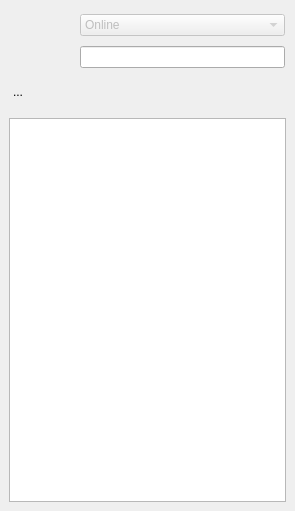
Qt form retroshare-gui/src/gui/MessengerWindow.ui (RetroShare/RetroShare) before a commit.
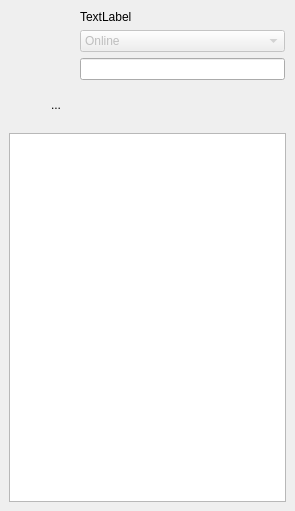
The same form after that commit. Icons and pictures are not drawn.

Commit message: added nicklabel for MessengerWindow to show own name + location

```diff
--- a/retroshare-gui/src/gui/MessengerWindow.ui
+++ b/retroshare-gui/src/gui/MessengerWindow.ui
@@ -18,7 +18,7 @@
     <normaloff>:/images/rstray3.png</normaloff>:/images/rstray3.png</iconset>
   </property>
   <widget class="QWidget" name="centralwidget">
-   <layout class="QGridLayout">
+   <layout class="QGridLayout" name="gridLayout">
     <property name="margin">
      <number>0</number>
     </property>
@@ -58,7 +58,7 @@
        <property name="spacing">
         <number>0</number>
        </property>
-       <item row="0" column="0" colspan="4">
+       <item row="0" column="0" colspan="2">
         <layout class="QGridLayout">
          <item row="0" column="0">
           <widget class="QToolButton" name="avatarButton">
@@ -103,7 +103,7 @@
            <property name="spacing">
             <number>6</number>
            </property>
-           <item row="0" column="0">
+           <item row="1" column="0">
             <widget class="QComboBox" name="statuscomboBox">
              <property name="enabled">
               <bool>false</bool>
@@ -162,54 +162,67 @@
              </item>
             </widget>
            </item>
-           <item row="1" column="0">
+           <item row="2" column="0">
             <widget class="QLineEdit" name="messagelineEdit"/>
            </item>
+           <item row="0" column="0">
+            <widget class="QLabel" name="nicklabel">
+             <property name="text">
+              <string>TextLabel</string>
+             </property>
+            </widget>
+           </item>
           </layout>
          </item>
         </layout>
        </item>
-       <item row="1" column="0">
-        <widget class="QToolButton" name="shareButton">
-         <property name="toolTip">
-          <string>Share Files for your Friends</string>
-         </property>
-         <property name="styleSheet">
-          <string notr="true"/>
-         </property>
-         <property name="text">
-          <string>...</string>
-         </property>
-         <property name="icon">
-          <iconset resource="images.qrc">
-           <normaloff>:/images/friendsfolder24.png</normaloff>:/images/friendsfolder24.png</iconset>
-         </property>
-         <property name="iconSize">
-          <size>
-           <width>24</width>
-           <height>24</height>
-          </size>
-         </property>
-         <property name="autoRaise">
-          <bool>true</bool>
-         </property>
-        </widget>
-       </item>
-       <item row="1" column="3">
-        <spacer>
-         <property name="orientation">
-          <enum>Qt::Horizontal</enum>
-         </property>
-         <property name="sizeHint" stdset="0">
-          <size>
-           <width>221</width>
-           <height>20</height>
-          </size>
-         </property>
-        </spacer>
-       </item>
-       <item row="1" column="2">
+      </layout>
+     </widget>
+    </item>
+    <item row="1" column="0">
+     <widget class="QFrame" name="frame">
+      <property name="maximumSize">
+       <size>
+        <width>16777215</width>
+        <height>38</height>
+       </size>
+      </property>
+      <property name="styleSheet">
+       <string notr="true">#frame { 
+border: none;
+background: qlineargradient(x1: 0, y1: 0, x2: 0, y2: 1,
+stop: 0 #a6a6a6, stop: 0.08 #7f7f7f,
+stop: 0.39999 #717171, stop: 0.4 #626262,
+stop: 0.9 #4c4c4c, stop: 1 #333333);
+}</string>
+      </property>
+      <property name="frameShape">
+       <enum>QFrame::StyledPanel</enum>
+      </property>
+      <property name="frameShadow">
+       <enum>QFrame::Raised</enum>
+      </property>
+      <layout class="QHBoxLayout" name="horizontalLayout">
+       <property name="spacing">
+        <number>6</number>
+       </property>
+       <property name="margin">
+        <number>6</number>
+       </property>
+       <item>
         <widget class="QToolButton" name="addIMAccountButton">
+         <property name="sizePolicy">
+          <sizepolicy hsizetype="Expanding" vsizetype="Expanding">
+           <horstretch>0</horstretch>
+           <verstretch>0</verstretch>
+          </sizepolicy>
+         </property>
+         <property name="maximumSize">
+          <size>
+           <width>32</width>
+           <height>32</height>
+          </size>
+         </property>
          <property name="toolTip">
           <string>&lt;html&gt;&lt;head&gt;&lt;meta name=&quot;qrichtext&quot; content=&quot;1&quot; /&gt;&lt;style type=&quot;text/css&quot;&gt;
 p, li { white-space: pre-wrap; }
@@ -237,7 +250,39 @@
          </property>
         </widget>
        </item>
-       <item row="1" column="1">
+       <item>
+        <widget class="QToolButton" name="shareButton">
+         <property name="sizePolicy">
+          <sizepolicy hsizetype="Minimum" vsizetype="Expanding">
+           <horstretch>0</horstretch>
+           <verstretch>0</verstretch>
+          </sizepolicy>
+         </property>
+         <property name="toolTip">
+          <string>Share Files for your Friends</string>
+         </property>
+         <property name="styleSheet">
+          <string notr="true"/>
+         </property>
+         <property name="text">
+          <string>...</string>
+         </property>
+         <property name="icon">
+          <iconset resource="images.qrc">
+           <normaloff>:/images/friendsfolder24.png</normaloff>:/images/friendsfolder24.png</iconset>
+         </property>
+         <property name="iconSize">
+          <size>
+           <width>24</width>
+           <height>24</height>
+          </size>
+         </property>
+         <property name="autoRaise">
+          <bool>true</bool>
+         </property>
+        </widget>
+       </item>
+       <item>
         <widget class="QPushButton" name="displaypushButton">
          <property name="styleSheet">
           <string notr="true">QPushButton::menu-indicator { 
@@ -265,20 +310,23 @@
          </property>
         </widget>
        </item>
+       <item>
+        <spacer name="horizontalSpacer">
+         <property name="orientation">
+          <enum>Qt::Horizontal</enum>
+         </property>
+         <property name="sizeHint" stdset="0">
+          <size>
+           <width>161</width>
+           <height>20</height>
+          </size>
+         </property>
+        </spacer>
+       </item>
       </layout>
      </widget>
     </item>
     <item row="2" column="0">
-     <widget class="QFrame" name="logoframe">
-      <property name="frameShape">
-       <enum>QFrame::NoFrame</enum>
-      </property>
-      <property name="frameShadow">
-       <enum>QFrame::Raised</enum>
-      </property>
-     </widget>
-    </item>
-    <item row="1" column="0">
      <layout class="QGridLayout">
       <property name="margin">
        <number>9</number>
```
Left out of the diff: 15 changed lines with no effect on the pictures. The commit also changes 1 other file.
